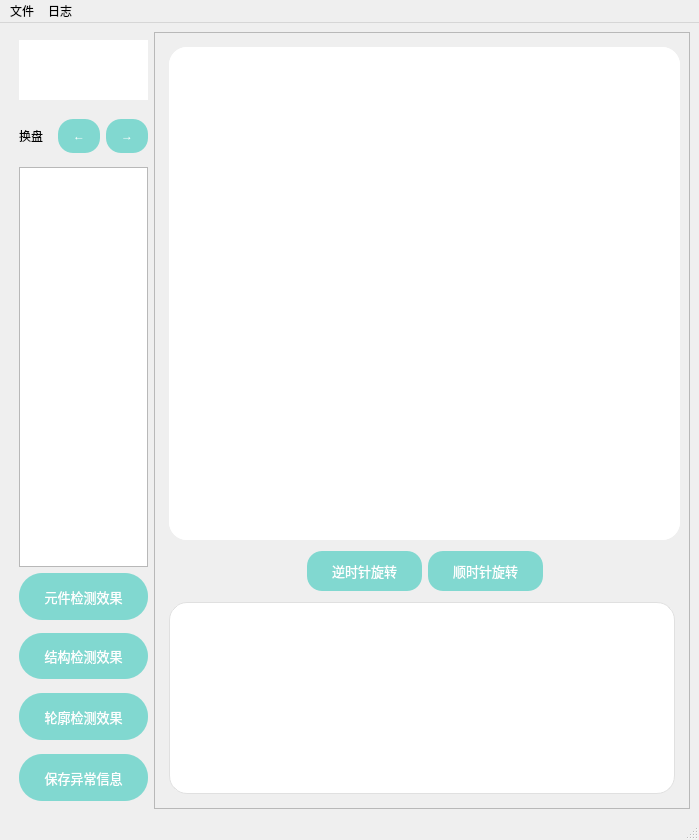
This is mainwindows.ui in Ethereaity/InterfaceDesign as Qt 5 draws it before an edit. The edited form follows.
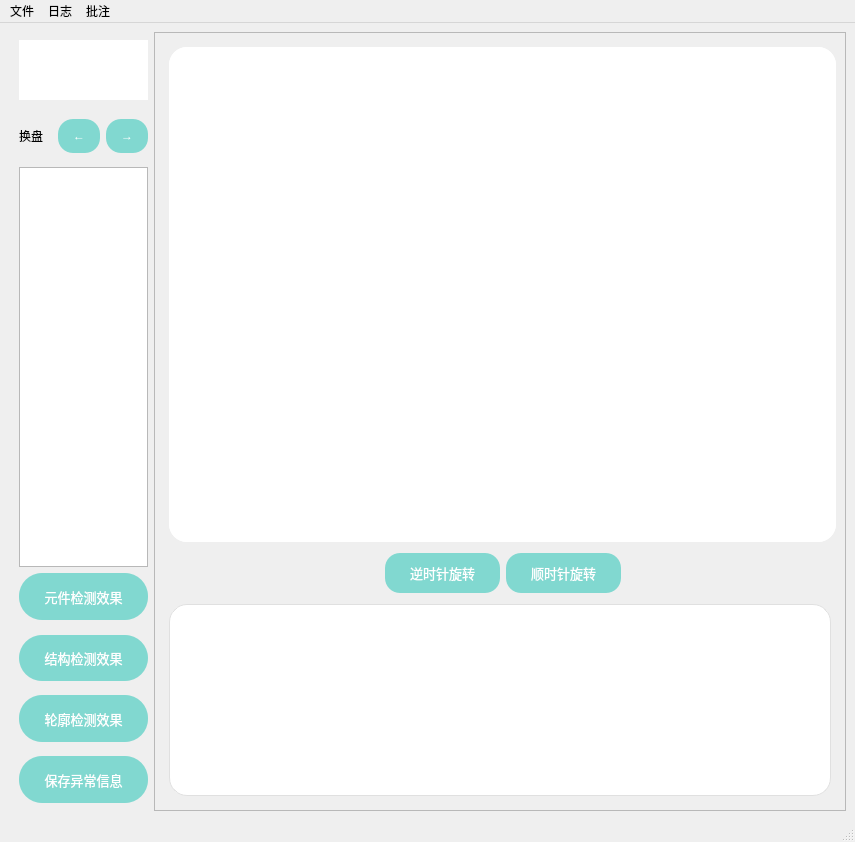
This is the edited form. Icons and pictures are not drawn.

Diff of the .ui file:
```diff
--- a/mainwindows.ui
+++ b/mainwindows.ui
@@ -6,8 +6,8 @@
    <rect>
     <x>0</x>
     <y>0</y>
-    <width>699</width>
-    <height>840</height>
+    <width>855</width>
+    <height>842</height>
    </rect>
   </property>
   <property name="windowTitle">
@@ -36,8 +36,8 @@
           <rect>
            <x>0</x>
            <y>0</y>
-           <width>517</width>
-           <height>776</height>
+           <width>673</width>
+           <height>778</height>
           </rect>
          </property>
          <layout class="QGridLayout" name="gridLayout_8">
@@ -288,8 +288,8 @@
                   <rect>
                    <x>0</x>
                    <y>0</y>
-                   <width>476</width>
-                   <height>465</height>
+                   <width>632</width>
+                   <height>467</height>
                   </rect>
                  </property>
                  <layout class="QGridLayout" name="gridLayout_9" columnstretch="1,5">
@@ -310,6 +310,9 @@
                     <property name="text">
                      <string>&lt;html&gt;&lt;head/&gt;&lt;body&gt;&lt;p align=&quot;center&quot;&gt;&lt;br/&gt;&lt;/p&gt;&lt;/body&gt;&lt;/html&gt;</string>
                     </property>
+                    <property name="alignment">
+                     <set>Qt::AlignLeading|Qt::AlignLeft|Qt::AlignVCenter</set>
+                    </property>
                    </widget>
                   </item>
                  </layout>
@@ -905,7 +908,7 @@
     <rect>
      <x>0</x>
      <y>0</y>
-     <width>699</width>
+     <width>855</width>
      <height>22</height>
     </rect>
    </property>
@@ -924,8 +927,19 @@
     <addaction name="log"/>
     <addaction name="log_clear"/>
    </widget>
+   <widget class="QMenu" name="menu_3">
+    <property name="title">
+     <string>批注</string>
+    </property>
+    <addaction name="loadAnnotationButtons"/>
+    <addaction name="addAnnotationButtons"/>
+    <addaction name="saveAnnotationButtons"/>
+    <addaction name="clearAnnotationButtons"/>
+    <addaction name="convertImageFormatButtons"/>
+   </widget>
    <addaction name="menu"/>
    <addaction name="menu_2"/>
+   <addaction name="menu_3"/>
   </widget>
   <widget class="QStatusBar" name="statusbar"/>
   <action name="Import">
```
Left out of the diff: 25 changed lines with no effect on the pictures.
